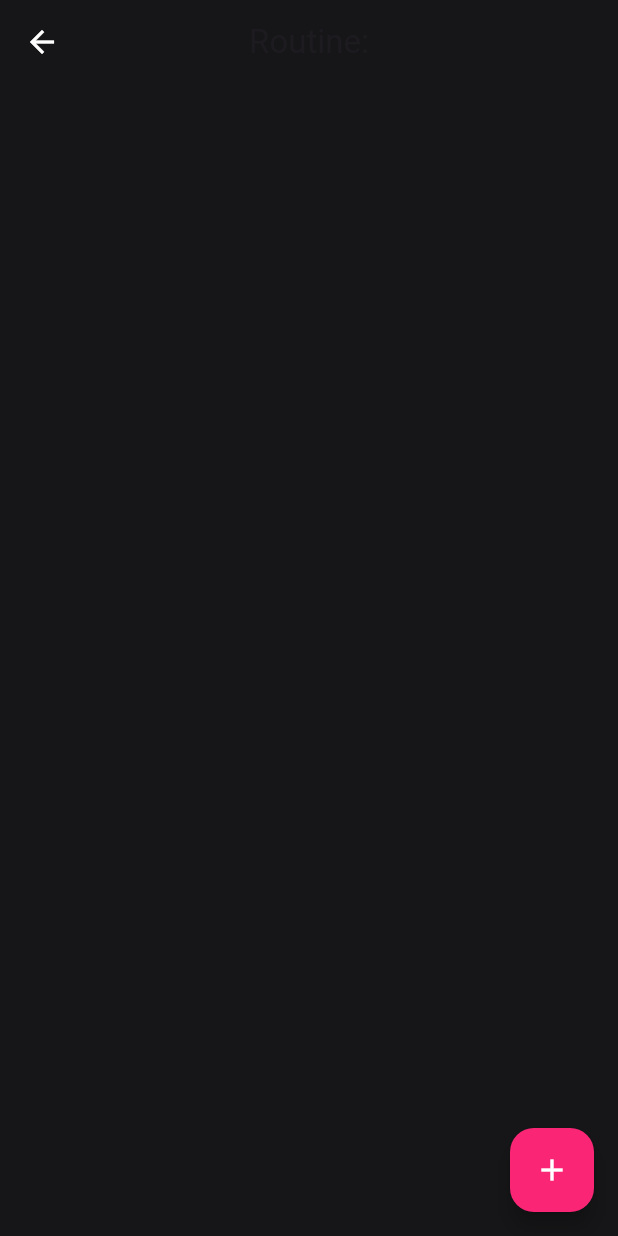
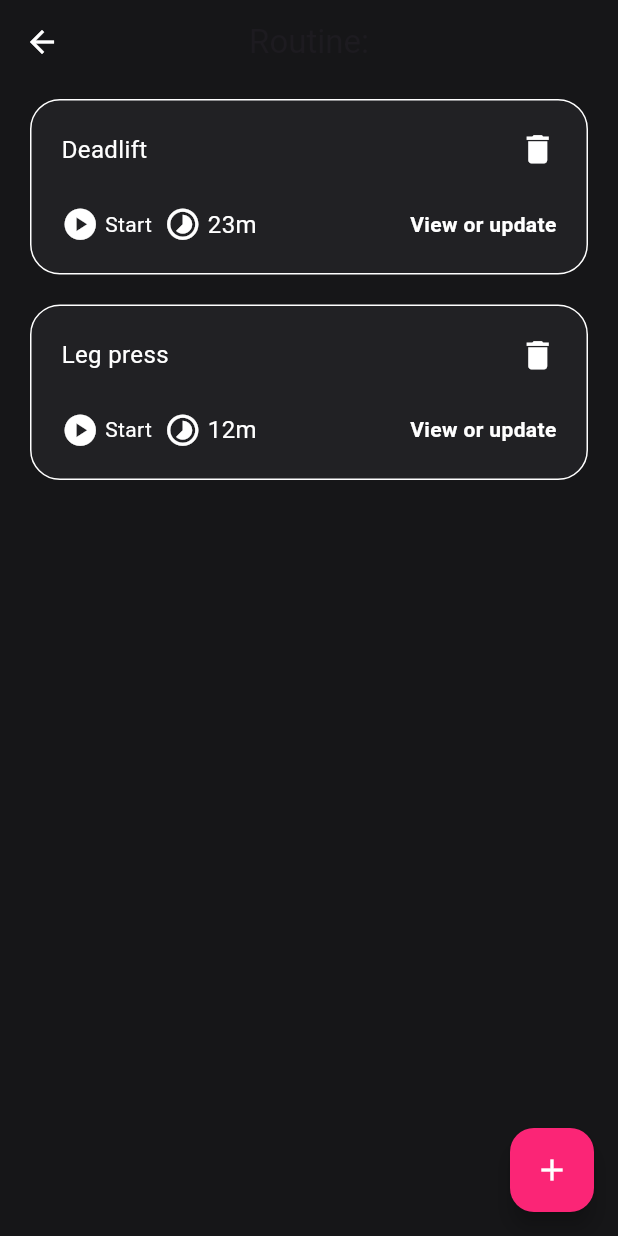
Before and after one commit to cyberail/sculpt, a Flutter app: the CreateRoutineScreen screen opened by its route, after a tap on "Create", after a tap on "View more", on a phone screen of 412 x 824 dp. Run offline on Flutter 3.47's test engine with Material 3 defaults, Android fonts, the phone set to English and light mode, and no system bars; our stand-ins replace bloc, flutter_bloc, get_it, go_router, isar; accounts and stored records are empty; generated files the repository leaves out were written again.

Commit message:
feat: exercise details and excersie tiles list

```diff
--- a/lib/presentation/router/router.dart
+++ b/lib/presentation/router/router.dart
@@ -25,9 +25,5 @@ final router = GoRouter(
       path: '/workouts',
       builder: (context, state) => WorkoutListScreen(),
     ),
-    GoRoute(
-      path: '/workout/:workout_id',
-      builder: (context, state) => WorkoutDetailScreen(),
-    ),
   ],
 );
--- a/lib/presentation/screens/routine/routine_detail.dart
+++ b/lib/presentation/screens/routine/routine_detail.dart
@@ -1,12 +1,27 @@
 import 'package:flutter/material.dart';
+import 'package:sculpt/constants/enums.dart';
+import 'package:sculpt/infrastructure/persistence/schemes/exercise.dart';
 import 'package:sculpt/infrastructure/persistence/schemes/routine.dart';
 import 'package:sculpt/presentation/ui_kit/app_bar/default_appbar.dart';
 import 'package:sculpt/presentation/ui_kit/buttons/floating_addition_btn.dart';
 import 'package:sculpt/presentation/ui_kit/colors/colors.dart';
+import 'package:sculpt/presentation/ui_kit/errors/empty.dart';
+import 'package:sculpt/presentation/ui_kit/tiles/exercise_tile.dart';
 
 class RoutineDetailScreen extends StatelessWidget {
   final Routine routine;
-  const RoutineDetailScreen({super.key, required this.routine});
+  RoutineDetailScreen({super.key, required this.routine}) {
+    routine.exercises.clear();
+    final ex = Exercise()
+      ..name = "Deadlift"
+      ..time = 23
+      ..type = WorkoutType.time;
+    final ex2 = Exercise()
+      ..name = "Leg press"
+      ..time = 12
+      ..type = WorkoutType.time;
+    routine.exercises.addAll([ex, ex2]);
+  }
 
   @override
   Widget build(BuildContext context) {
@@ -16,11 +31,26 @@ class RoutineDetailScreen extends StatelessWidget {
       floatingActionButton: FloatingAdditionButton(onTap: () {}),
       body: Container(
         padding: const EdgeInsets.symmetric(horizontal: 20),
-        child: ListView(
-            children: routine.exercises.map((e) {
-          return Container();
-        }).toList()),
+        child: _checkAndBuild(),
       ),
     );
   }
+
+  Widget _checkAndBuild() {
+    if (routine.exercises.isEmpty) {
+      return const EmptyListMessage(
+        title: "There are no exercises in this routine.",
+        subtitle: "Add by tapping the add button.",
+      );
+    }
+    return ListView(children: [
+      ...routine.exercises.map((exercise) {
+        return Padding(
+            padding: EdgeInsets.symmetric(
+              vertical: 10,
+            ),
+            child: ExerciseTile(exercise: exercise));
+      })
+    ]);
+  }
 }
--- a/lib/presentation/screens/routine/workout/workout_detail.dart
+++ b/lib/presentation/screens/routine/workout/workout_detail.dart
@@ -1,9 +1,11 @@
 import 'package:flutter/material.dart';
+import 'package:sculpt/infrastructure/persistence/schemes/exercise.dart';
 import 'package:sculpt/presentation/ui_kit/app_bar/default_appbar.dart';
 import 'package:sculpt/presentation/ui_kit/colors/colors.dart';
 
-class WorkoutDetailScreen extends StatelessWidget {
-  const WorkoutDetailScreen({super.key});
+class ExerciseDetailScreen extends StatelessWidget {
+  final Exercise exercise;
+  const ExerciseDetailScreen({super.key, required this.exercise});
 
   @override
   Widget build(BuildContext context) {
--- /dev/null
+++ b/lib/presentation/ui_kit/buttons/icon_button/icon_button.dart
@@ -0,0 +1,25 @@
+import 'package:flutter/material.dart';
+import 'package:sculpt/presentation/ui_kit/colors/colors.dart';
+
+class UIKitIconButton extends StatelessWidget {
+  final VoidCallback onTap;
+  final IconData icon;
+  const UIKitIconButton({
+    super.key,
+    required this.onTap,
+    required this.icon,
+  });
+
+  @override
+  Widget build(BuildContext context) {
+    return InkWell(
+      onTap: onTap,
+      radius: 20,
+      child: Icon(
+        icon,
+        color: UIKitColors.white,
+        size: 25,
+      ),
+    );
+  }
+}
--- /dev/null
+++ b/lib/presentation/ui_kit/buttons/icon_button/remove_button.dart
@@ -0,0 +1,20 @@
+// ignore_for_file: public_member_api_docs, sort_constructors_first
+import 'package:flutter/material.dart';
+
+import 'package:sculpt/presentation/ui_kit/buttons/icon_button/icon_button.dart';
+
+class UIKitRemoveButton extends StatelessWidget {
+  final VoidCallback onTap;
+  const UIKitRemoveButton({
+    Key? key,
+    required this.onTap,
+  }) : super(key: key);
+
+  @override
+  Widget build(BuildContext context) {
+    return UIKitIconButton(
+      onTap: onTap,
+      icon: Icons.delete,
+    );
+  }
+}
--- /dev/null
+++ b/lib/presentation/ui_kit/buttons/icon_button/start_button.dart
@@ -0,0 +1,18 @@
+import 'package:flutter/material.dart';
+import 'package:sculpt/presentation/ui_kit/buttons/icon_button/icon_button.dart';
+
+class UIKitStartButton extends StatelessWidget {
+  final VoidCallback onTap;
+  const UIKitStartButton({
+    Key? key,
+    required this.onTap,
+  }) : super(key: key);
+
+  @override
+  Widget build(BuildContext context) {
+    return UIKitIconButton(
+      onTap: onTap,
+      icon: Icons.play_circle,
+    );
+  }
+}
--- /dev/null
+++ b/lib/presentation/ui_kit/errors/empty.dart
@@ -0,0 +1,32 @@
+import 'package:flutter/material.dart';
+import 'package:sculpt/presentation/ui_kit/colors/colors.dart';
+
+class EmptyListMessage extends StatelessWidget {
+  final String title;
+  final String? subtitle;
+  const EmptyListMessage({
+    super.key,
+    required this.title,
+    this.subtitle,
+  });
+
+  @override
+  Widget build(BuildContext context) {
+    return Center(
+      child: Column(
+        mainAxisSize: MainAxisSize.min,
+        children: [
+          Text(
+            title,
+            style: TextStyle(color: UIKitColors.white, fontSize: 20),
+          ),
+          if (subtitle != null)
+            Text(
+              subtitle!,
+              style: TextStyle(color: UIKitColors.secondaryFgColor, fontSize: 16),
+            ),
+        ],
+      ),
+    );
+  }
+}
--- a/lib/presentation/ui_kit/tiles/exercise_tile.dart
+++ b/lib/presentation/ui_kit/tiles/exercise_tile.dart
@@ -1,10 +1,79 @@
 import 'package:flutter/material.dart';
+import 'package:sculpt/infrastructure/persistence/schemes/exercise.dart';
+import 'package:sculpt/presentation/screens/routine/workout/workout_detail.dart';
+import 'package:sculpt/presentation/ui_kit/buttons/icon_button/remove_button.dart';
+import 'package:sculpt/presentation/ui_kit/buttons/icon_button/start_button.dart';
+import 'package:sculpt/presentation/ui_kit/colors/colors.dart';
 
 class ExerciseTile extends StatelessWidget {
-  const ExerciseTile({super.key});
+  final Exercise exercise;
+  const ExerciseTile({
+    super.key,
+    required this.exercise,
+  });
 
   @override
   Widget build(BuildContext context) {
-    return const Placeholder();
+    return Container(
+      padding: EdgeInsets.all(20),
+      decoration: BoxDecoration(
+        color: UIKitColors.secondaryColor,
+        border: Border.all(width: 1, color: UIKitColors.white),
+        borderRadius: BorderRadius.circular(20),
+      ),
+      child: Column(
+        crossAxisAlignment: CrossAxisAlignment.start,
+        children: [
+          Row(
+            children: [
+              Text(
+                exercise.name,
+                style: TextStyle(color: UIKitColors.white, fontSize: 16),
+              ),
+              Spacer(),
+              UIKitRemoveButton(onTap: () {}),
+            ],
+          ),
+          const SizedBox(height: 25),
+          Row(
+            children: [
+              UIKitStartButton(onTap: () {}),
+              const SizedBox(width: 4),
+              Text(
+                "Start",
+                style: TextStyle(color: UIKitColors.white, fontSize: 14),
+              ),
+              const SizedBox(width: 8),
+              Icon(
+                Icons.timelapse_rounded,
+                color: UIKitColors.white,
+                size: 25,
+              ),
+              SizedBox(width: 4),
+              Text(
+                "${exercise.time}m",
+                style: TextStyle(color: UIKitColors.white, fontSize: 16),
+              ),
+              Spacer(),
+              InkWell(
+                onTap: () => Navigator.of(context).push(MaterialPageRoute(builder: (context) {
+                  return ExerciseDetailScreen(
+                    exercise: exercise,
+                  );
+                })),
+                child: Text(
+                  "View or update",
+                  style: TextStyle(
+                    color: UIKitColors.white,
+                    fontSize: 14,
+                    fontWeight: FontWeight.bold,
+                  ),
+                ),
+              )
+            ],
+          )
+        ],
+      ),
+    );
   }
 }
```
